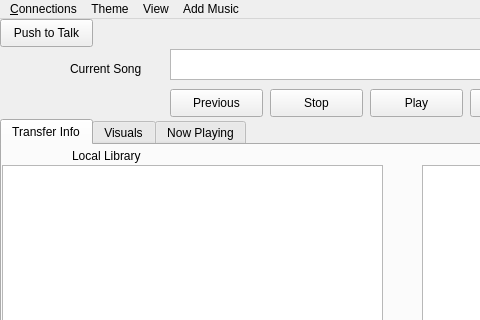
The window that mainwindow.ui (tnightingale/COMMAudio) describes before a commit, drawn with Qt 5; both pictures show x 0 to 480 and y 0 to 320 of the 861 by 593 pixel window.
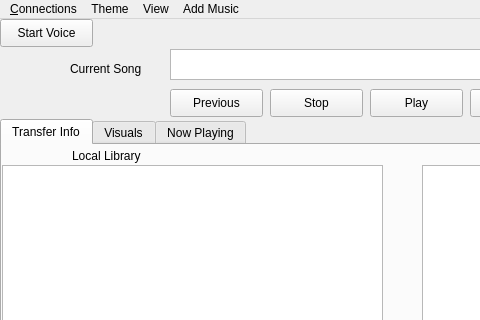
The same window after the commit.

Commit message: Removed talk button from UI and changed code for single button talking.

Diff of the .ui file:
```diff
--- a/mainwindow.ui
+++ b/mainwindow.ui
@@ -327,7 +327,7 @@
      </rect>
     </property>
     <property name="text">
-     <string>Push to Talk</string>
+     <string>Start Voice</string>
     </property>
    </widget>
    <widget class="QPushButton" name="previousButton">
```
Left out of the diff: 8 changed lines with no effect on the pictures. The commit also changes 2 other files.
